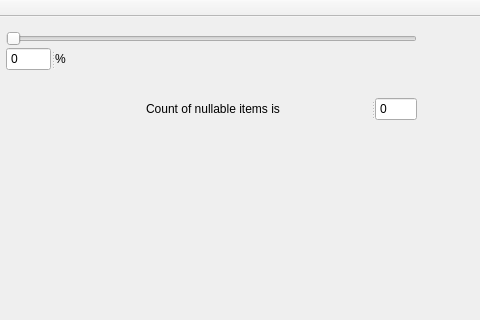
By-Vasiliy/Canarolo, file mainwindow.ui: the form before one commit; both pictures show x 544 to 1024 and y 0 to 320 of the 1024 by 694 pixel window.
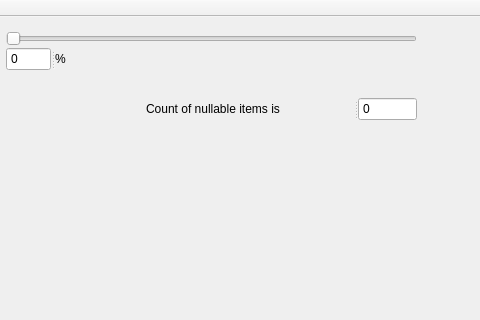
The form after the commit. Custom widgets are drawn as their Qt base class.

Commit message: Hide plot

Diff of the .ui file:
```diff
--- a/mainwindow.ui
+++ b/mainwindow.ui
@@ -168,6 +168,9 @@
      <property name="buttonSymbols">
       <enum>QAbstractSpinBox::NoButtons</enum>
      </property>
+     <property name="maximum">
+      <number>1024</number>
+     </property>
     </widget>
    </widget>
    <widget class="QSplitter" name="splitter_2">
```
The commit also changes 2 other files.
